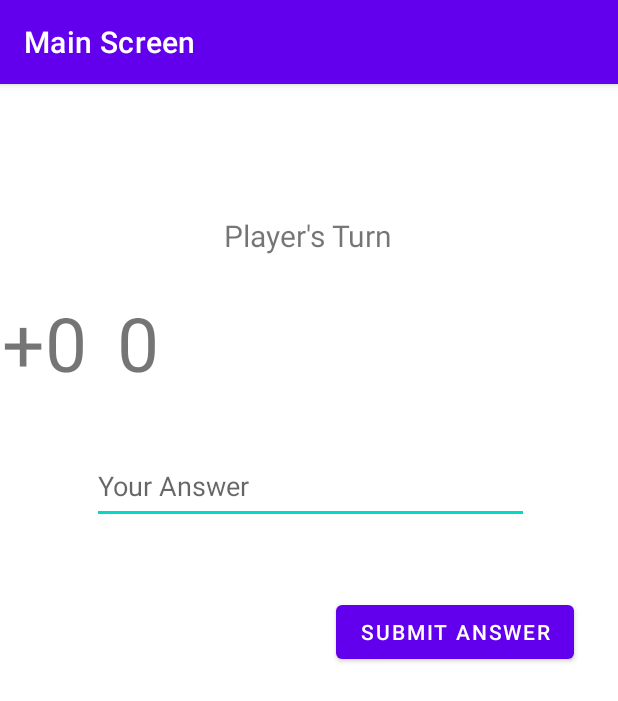
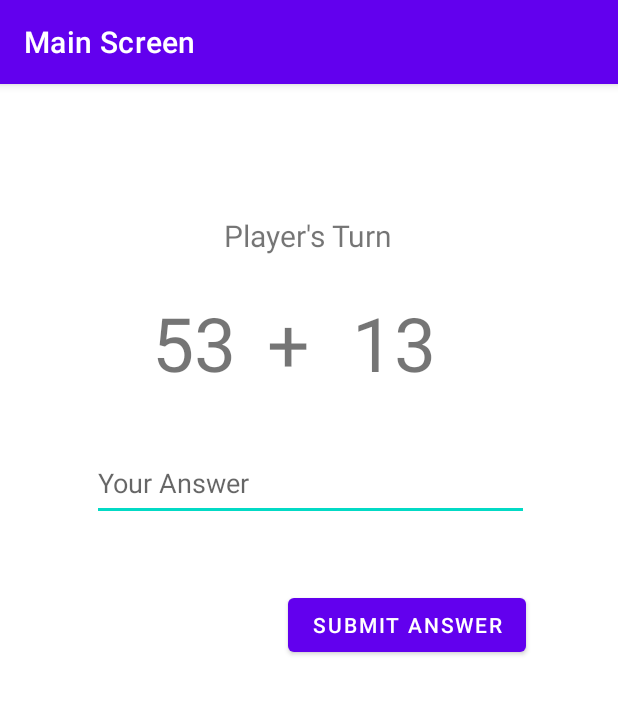
Before and after one commit to noventaaaa/anmp_week2, an Android app: the screen it shows after launch (MainActivity), on a phone screen of 412 x 824 dp. Shown: the top 701 px of the screen. Run offline under Robolectric (Android 15) with nearby library versions, the phone set to English and light mode, and no system bars; our stand-ins replace navigation-ui.

```diff
--- a/app/src/main/java/com/example/adv160420042week2/MainFragment.kt
+++ b/app/src/main/java/com/example/adv160420042week2/MainFragment.kt
@@ -5,8 +5,11 @@ import androidx.fragment.app.Fragment
 import android.view.LayoutInflater
 import android.view.View
 import android.view.ViewGroup
+import android.widget.EditText
+import android.widget.TextView
 import androidx.navigation.Navigation
 import com.example.adv160420042week2.databinding.FragmentMainBinding
+import com.google.android.material.snackbar.Snackbar
 
 class MainFragment : Fragment() {
 
@@ -22,12 +25,55 @@ class MainFragment : Fragment() {
     return binding.root
     }
 
+//    override fun onViewCreated(view: View, savedInstanceState: Bundle?) {
+//        super.onViewCreated(view, savedInstanceState)
+//        binding.btnStart.setOnClickListener {
+//            val playerName = binding.txtName.text.toString()
+//            val action = MainFragmentDirections.actionGameFragment(playerName)  //pas btn start di klik nanti actionGameFragment akan berpindah
+//            Navigation.findNavController(it).navigate(action)
+//        }
+//    }
+
     override fun onViewCreated(view: View, savedInstanceState: Bundle?) {
         super.onViewCreated(view, savedInstanceState)
-        binding.btnStart.setOnClickListener {
-            val playerName = binding.txtName.text.toString()
-            val action = MainFragmentDirections.actionGameFragment(playerName)  //pas btn start di klik nanti actionGameFragment akan berpindah
+        val txtAnswer = view.findViewById<EditText>(R.id.txtAnswer)
+        var txtNum1 = (0..100).random()
+        var txtNum2 = (0..100).random()
+        var num1 = view.findViewById<TextView>(R.id.txtNum1)
+        var num2 = view.findViewById<TextView>(R.id.txtNum2)
+        num1.text = txtNum1.toString()
+        num2.text = txtNum2.toString()
+
+//        if(arguments != null) {
+//            val playerScore = binding.txtAnswer.text.toString()
+//            playerScore = GameFragmentArgs.fromBundle(requireArguments()).playerScore
+//            playerScore = GameFragmentArgs.fromBundle(requireArguments()).playerScore
+//        }
+
+        binding.btnSubmit.setOnClickListener {
+            var playerScore = binding.txtAnswer.text.toString()
+            val action = MainFragmentDirections.actionGameFragment(playerScore)
             Navigation.findNavController(it).navigate(action)
+
+            var result: Int = txtNum1 + txtNum2
+
+            if(txtAnswer.text.toString() == ""){
+                Snackbar.make(view, "Answer cannot be empty", Snackbar.LENGTH_SHORT).show()
+            }else{
+                var answer = txtAnswer.text.toString().toInt()
+                if(answer == result){
+                    txtNum1 = (0..100).random()
+                    txtNum2 = (0..100).random()
+                    num1.text = txtNum1.toString()
+                    num2.text = txtNum2.toString()
+                    playerScore += 1
+                    val action = MainFragmentDirections.actionGameFragment(playerScore)
+                    Navigation.findNavController(it).navigate(action)
+                }else{
+                    val action = MainFragmentDirections.actionGameFragment(playerScore)
+                    Navigation.findNavController(it).navigate(action)
+                }
+            }
         }
     }
 
--- a/app/src/main/res/layout/fragment_main.xml
+++ b/app/src/main/res/layout/fragment_main.xml
@@ -10,23 +10,15 @@
         android:layout_width="match_parent"
         android:layout_height="match_parent">
 
-        <com.google.android.material.textfield.TextInputLayout
-            android:id="@+id/textInputLayout"
-            android:layout_width="match_parent"
-            android:layout_height="wrap_content"
-            android:hint="Player Name"
-            app:hintAnimationEnabled="true"
-            app:hintEnabled="true">
-
-        </com.google.android.material.textfield.TextInputLayout>
-
         <com.google.android.material.textfield.TextInputEditText
             android:id="@+id/txtAnswer"
             android:layout_width="291dp"
             android:layout_height="50dp"
             android:layout_marginStart="60dp"
             android:layout_marginTop="224dp"
+            android:layout_marginBottom="48dp"
             android:hint="Your Answer"
+            app:layout_constraintBottom_toTopOf="@+id/btnSubmit"
             app:layout_constraintStart_toStartOf="parent"
             app:layout_constraintTop_toTopOf="parent" />
 
@@ -34,14 +26,15 @@
             android:id="@+id/btnSubmit"
             android:layout_width="wrap_content"
             android:layout_height="wrap_content"
-            android:layout_marginTop="48dp"
-            android:layout_marginEnd="28dp"
+            android:layout_marginBottom="364dp"
             android:text="Submit Answer"
             android:textColor="@color/white"
             android:textColorHint="#673AB7"
             app:iconTint="@color/purple_500"
+            app:layout_constraintBottom_toBottomOf="parent"
             app:layout_constraintEnd_toEndOf="parent"
-            app:layout_constraintTop_toBottomOf="@+id/txtAnswer" />
+            app:layout_constraintHorizontal_bias="0.76"
+            app:layout_constraintStart_toStartOf="parent" />
 
         <TextView
             android:id="@+id/txtPlayer"
@@ -59,43 +52,43 @@
             android:id="@+id/txtNum1"
             android:layout_width="wrap_content"
             android:layout_height="wrap_content"
-            android:layout_marginStart="124dp"
+            android:layout_marginStart="100dp"
             android:layout_marginTop="24dp"
-            android:layout_marginEnd="39dp"
             android:layout_marginBottom="38dp"
             android:text="0"
             android:textSize="50sp"
             app:layout_constraintBottom_toTopOf="@+id/txtAnswer"
-            app:layout_constraintEnd_toStartOf="@+id/txtPlus"
             app:layout_constraintStart_toStartOf="parent"
-            app:layout_constraintTop_toBottomOf="@+id/txtPlayer" />
+            app:layout_constraintTop_toBottomOf="@+id/txtPlayer"
+            app:layout_constraintVertical_bias="0.0" />
 
         <TextView
             android:id="@+id/txtNum2"
             android:layout_width="wrap_content"
             android:layout_height="wrap_content"
-            android:layout_marginStart="48dp"
             android:layout_marginTop="24dp"
+            android:layout_marginEnd="120dp"
             android:layout_marginBottom="38dp"
             android:text="0"
             android:textSize="50sp"
             app:layout_constraintBottom_toTopOf="@+id/txtAnswer"
             app:layout_constraintEnd_toEndOf="parent"
-            app:layout_constraintHorizontal_bias="0.0"
-            app:layout_constraintStart_toEndOf="@+id/txtPlus"
-            app:layout_constraintTop_toBottomOf="@+id/txtPlayer" />
+            app:layout_constraintTop_toBottomOf="@+id/txtPlayer"
+            app:layout_constraintVertical_bias="0.0" />
 
         <TextView
             android:id="@+id/txtPlus"
             android:layout_width="wrap_content"
             android:layout_height="wrap_content"
             android:layout_marginTop="24dp"
-            android:layout_marginBottom="38dp"
             android:text="+"
             android:textSize="50sp"
             app:layout_constraintBottom_toTopOf="@+id/txtAnswer"
+            app:layout_constraintEnd_toStartOf="@+id/txtNum2"
+            app:layout_constraintHorizontal_bias="0.429"
+            app:layout_constraintStart_toEndOf="@+id/txtNum1"
             app:layout_constraintTop_toBottomOf="@+id/txtPlayer"
-            tools:layout_editor_absoluteX="191dp" />
+            app:layout_constraintVertical_bias="0.0" />
 
     </androidx.constraintlayout.widget.ConstraintLayout>
 </FrameLayout>
```
Also changed, not shown: app/src/main/java/com/example/adv160420042week2/GameFragment.kt (+12 -4 lines).
